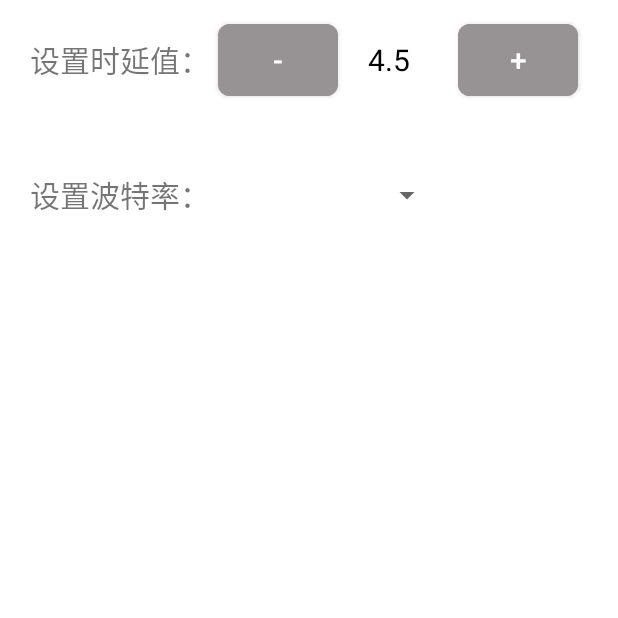
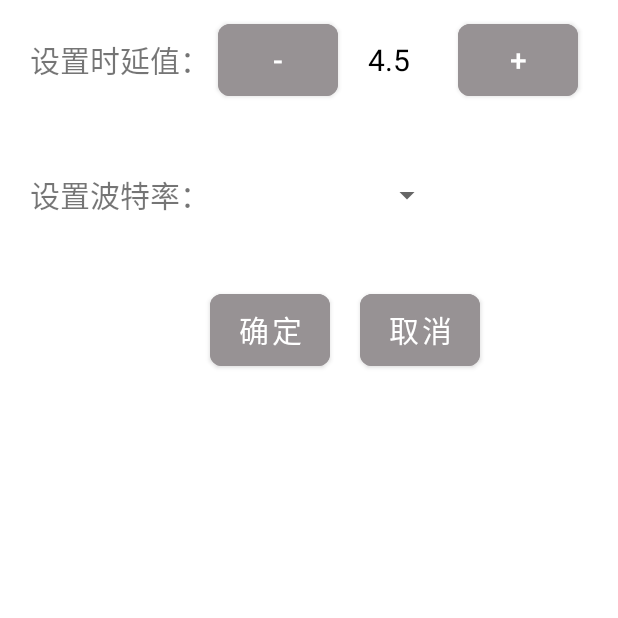
Before and after one commit to sywrr/SetStepTime_Suny, an Android app: the screen it shows after launch (MainActivity), on a phone screen of 412 x 824 dp, the top half of it. Run offline under Robolectric (Android 15) with nearby library versions, the phone set to English and light mode, and no system bars; plain views replace MaterialSpinner; 10 statements that could not run were skipped.

Commit message:
Second Commit.

```diff
--- a/app/build.gradle
+++ b/app/build.gradle
@@ -7,7 +7,7 @@ android {
     buildToolsVersion "30.0.2"
 
     buildFeatures {
-        viewBinding true
+         viewBinding true
     }
     defaultConfig {
         applicationId "com.sunnyweater.setsteptime"
--- a/app/src/main/AndroidManifest.xml
+++ b/app/src/main/AndroidManifest.xml
@@ -13,7 +13,6 @@
         <activity android:name=".MainActivity">
             <intent-filter>
                 <action android:name="android.intent.action.MAIN" />
-
                 <category android:name="android.intent.category.LAUNCHER" />
             </intent-filter>
         </activity>
--- a/app/src/main/java/com/sunnyweater/setsteptime/MainActivity.kt
+++ b/app/src/main/java/com/sunnyweater/setsteptime/MainActivity.kt
@@ -1,20 +1,22 @@
 package com.sunnyweater.setsteptime
 
+import android.annotation.SuppressLint
 import android.os.Bundle
+import android.view.KeyEvent
 import android.view.MotionEvent
 import android.view.View
 import androidx.appcompat.app.AppCompatActivity
 import androidx.lifecycle.ViewModelProviders
 import com.sunnyweater.setsteptime.databinding.ActivityMainBinding
+import com.sunnyweater.setsteptime.ui.MainViewModel
 import java.util.*
 
-class MainActivity : AppCompatActivity(), View.OnTouchListener {
+class MainActivity : AppCompatActivity(), View.OnTouchListener,View.OnLongClickListener {
     private lateinit var binding: ActivityMainBinding;
     private var defaultValue: Double = 4.40
     private var mStepTimeValue = 4.40f
     private var mBauValue: Int = 115200
     private lateinit var timer: Timer
-    private var isDecBtnPress: Boolean = false
     val viewModel by lazy { ViewModelProviders.of(this).get(MainViewModel::class.java) }
 
 
@@ -52,26 +54,27 @@ class MainActivity : AppCompatActivity(), View.OnTouchListener {
 
         binding.bauText.text = mStepTimeValue.toString()
         binding.btnIncrease.setOnTouchListener(this)
+        binding.btnDecrease.setOnTouchListener(this)
+        binding.btnDecrease.setOnLongClickListener(this)
         binding.btnDecrease.setOnClickListener {
 
             defaultValue -= 0.01
-            mStepTimeValue = Utils.roundHalfUp(defaultValue)
-            binding.bauText.text = mStepTimeValue.toString()
+            viewModel.setLiveData(defaultValue)
         }
         binding.btnIncrease.setOnClickListener {
             defaultValue += 0.01
-            mStepTimeValue = Utils.roundHalfUp(defaultValue)
-            binding.bauText.text = mStepTimeValue.toString()
+            viewModel.setLiveData(defaultValue)
         }
     }
 
+    @SuppressLint("ClickableViewAccessibility")
     override fun onTouch(v: View?, event: MotionEvent?): Boolean {
+
         when (v) {
 
             binding.btnIncrease -> {
                 when (event?.action) {
-                    MotionEvent.ACTION_DOWN -> {
-                        isDecBtnPress = false
+                    MotionEvent.ACTION_BUTTON_PRESS -> {
                         timer = Timer(true)
                         timer.schedule(object :TimerTask(){
                             override fun run() {
@@ -89,14 +92,13 @@ class MainActivity : AppCompatActivity(), View.OnTouchListener {
             binding.btnDecrease -> {
                 when (event?.action) {
                     MotionEvent.ACTION_DOWN -> {
-                        isDecBtnPress = true
+                        println("enter")
                         timer = Timer(true)
-                        timer.schedule(object: TimerTask(){
+                        timer.schedule(object : TimerTask() {
                             override fun run() {
-                                defaultValue -=0.01
+                                defaultValue -= 0.01
                                 viewModel.setLiveData(defaultValue)
                             }
-
                         }, 1000, 200)
                     }
                     MotionEvent.ACTION_UP -> {
@@ -108,4 +110,21 @@ class MainActivity : AppCompatActivity(), View.OnTouchListener {
         }
         return false
     }
+
+    override fun onLongClick(v: View?): Boolean {
+//        TODO("Not yet implemented")
+        when(v){
+            binding.btnDecrease -> {
+//                println("enter")
+            }
+        }
+        return true
+    }
+
+    override fun onKeyDown(keyCode: Int, event: KeyEvent?): Boolean {
+       if (keyCode ==KeyEvent.ACTION_DOWN){
+           println("enter")
+       }
+        return false
+    }
 }
--- /dev/null
+++ b/app/src/main/java/com/sunnyweater/setsteptime/logic/File/FileUtils.kt
@@ -0,0 +1,4 @@
+package com.sunnyweater.setsteptime.logic.File
+
+class FileUtils {
+}
--- /dev/null
+++ b/app/src/main/java/com/sunnyweater/setsteptime/logic/Repository.kt
@@ -0,0 +1,6 @@
+package com.sunnyweater.setsteptime.logic
+
+object Repository {
+
+
+}
--- a/app/src/main/java/com/sunnyweater/setsteptime/Utils.kt
+++ b/app/src/main/java/com/sunnyweater/setsteptime/logic/Utils.kt
@@ -1,6 +1,7 @@
-package com.sunnyweater.setsteptime
+package com.sunnyweater.setsteptime.logic
 
 import android.widget.Toast
+import com.sunnyweater.setsteptime.MyApplication
 import java.math.BigDecimal
 
 object Utils {
--- /dev/null
+++ b/app/src/main/java/com/sunnyweater/setsteptime/logic/model/RadarParam.kt
@@ -0,0 +1,5 @@
+package com.sunnyweater.setsteptime.logic.model
+
+class RadarParam(val stepTime:Float,val baudRate : Int) {
+
+}
--- a/app/src/main/res/layout/activity_main.xml
+++ b/app/src/main/res/layout/activity_main.xml
@@ -58,6 +58,7 @@
 
     </LinearLayout>
     <LinearLayout
+        android:id="@+id/layout_setBaud"
         android:layout_width="match_parent"
         android:layout_height="wrap_content"
         android:layout_below="@+id/layout_SetStepTime"
@@ -84,6 +85,39 @@
 
     </LinearLayout>
 
+    <LinearLayout
+        android:layout_width="match_parent"
+        android:layout_height="wrap_content"
+        android:layout_below="@+id/layout_setBaud"
+        android:layout_marginTop="40dp"
+        android:orientation="horizontal">
+        <com.google.android.material.button.MaterialButton
+            android:id="@+id/btnOk"
+            android:layout_width="80dp"
+            android:layout_height="60dp"
+            android:layout_gravity="center_vertical"
+            android:layout_marginStart="140dp"
+            android:backgroundTint="#979294"
+            android:text="@string/TextOk"
+            android:textColor="@color/textColor"
+            android:textSize="20sp"
+            app:rippleColor="@color/rippleColor"
+            app:cornerRadius="8dp"/>
+
+        <com.google.android.material.button.MaterialButton
+            android:id="@+id/btnCancel"
+            android:layout_width="80dp"
+            android:layout_height="60dp"
+            android:layout_gravity="center_vertical"
+            android:layout_marginStart="20dp"
+            android:backgroundTint="#979294"
+            android:text="@string/TextCancel"
+            android:textColor="@color/textColor"
+            android:textSize="20sp"
+            app:rippleColor="@color/rippleColor"
+            app:cornerRadius="8dp"/>
+    </LinearLayout>
+
 
 
 </RelativeLayout>
```
Also changed, not shown: app/src/main/java/com/sunnyweater/setsteptime/MainViewModel.kt (deleted, +0 -17 lines), app/src/main/java/com/sunnyweater/setsteptime/ui/MainViewModel.kt (added, +19 -0 lines), app/src/main/res/values/strings.xml (+2 -9 lines).
